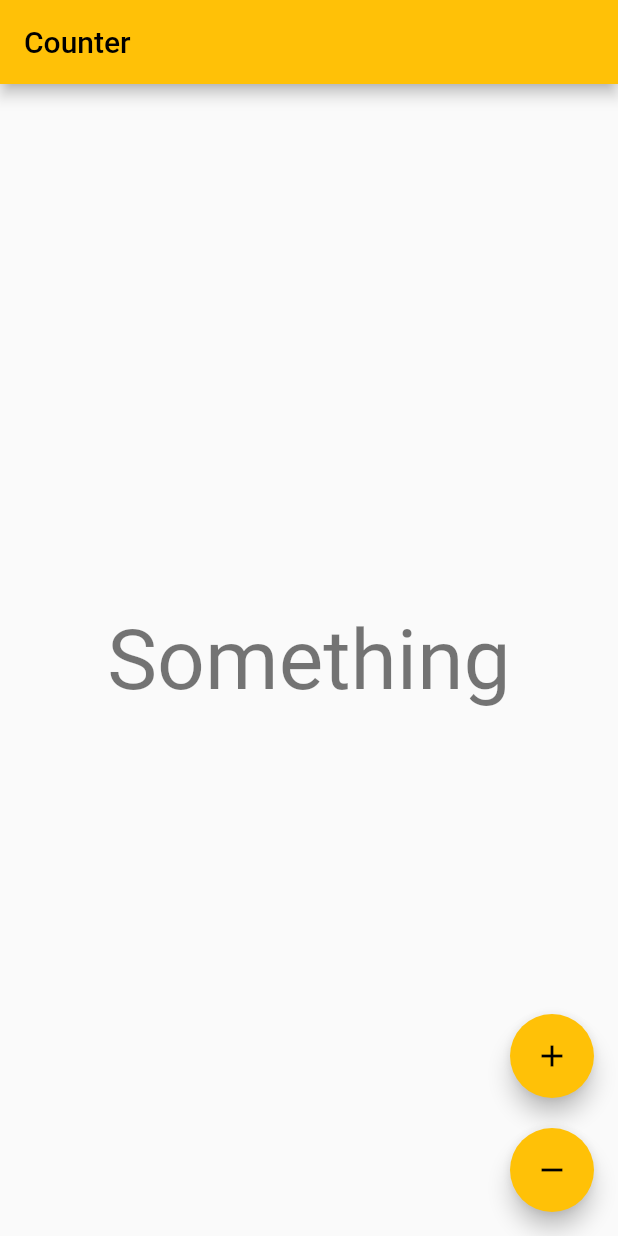
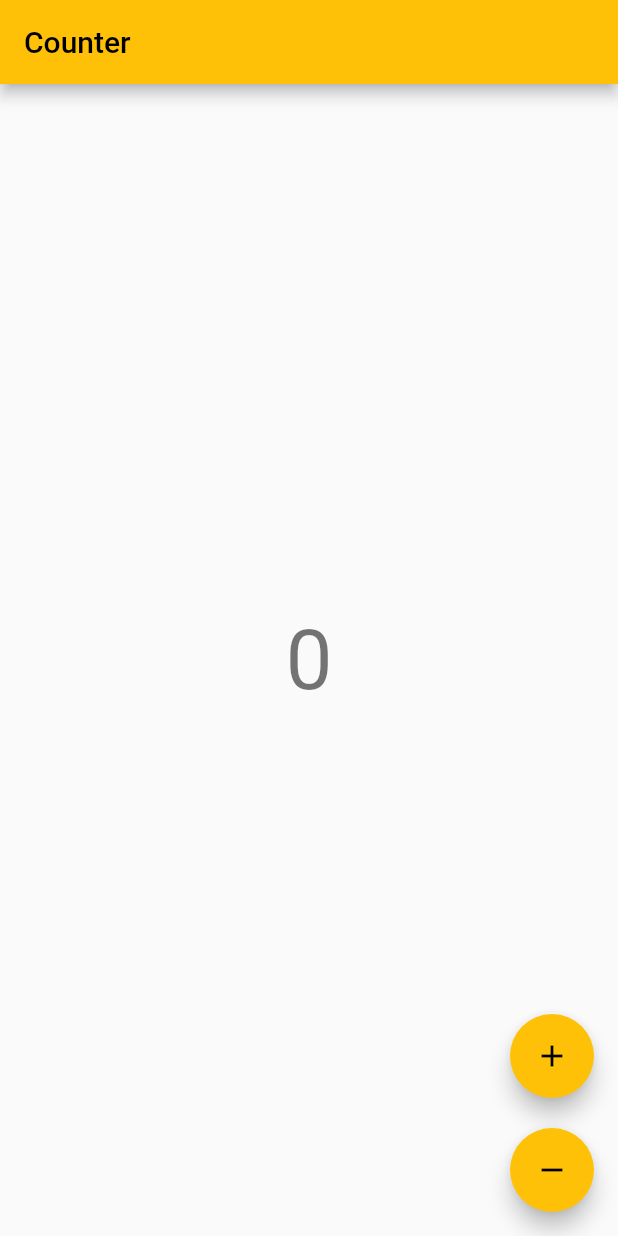
Before and after one commit to nemrosim/flutter_bloc_examples, a Flutter app: the screen it shows after launch, on a phone screen of 412 x 824 dp. Run offline on Flutter 3.47's test engine with Material 2 defaults, Android fonts, the phone set to English and light mode, and no system bars; our stand-ins replace bloc, flutter_bloc.

Commit message:
add counter

```diff
--- /dev/null
+++ b/lib/bloc/counter_cubit.dart
@@ -0,0 +1,8 @@
+import 'package:bloc/bloc.dart';
+
+class CounterCubit extends Cubit<int> {
+  CounterCubit() : super(0);
+
+  void increment() => emit(state + 1);
+  void decrement() => emit(state - 1);
+}
--- a/lib/main.dart
+++ b/lib/main.dart
@@ -1,5 +1,6 @@
 import 'package:flutter/material.dart';
-
+import 'package:flutter_bloc/flutter_bloc.dart';
+import 'bloc/counter_cubit.dart';
 import 'pages/Counter/counter.dart';
 
 void main() {
@@ -16,7 +17,10 @@ class MyApp extends StatelessWidget {
       theme: ThemeData(
         primarySwatch: Colors.amber,
       ),
-      home: const CounterPage(),
+      home: BlocProvider(
+        create: (BuildContext context) => CounterCubit(),
+        child: const CounterPage(),
+      ),
     );
   }
 }
--- a/lib/pages/counter/counter.dart
+++ b/lib/pages/counter/counter.dart
@@ -1,4 +1,7 @@
 import 'package:flutter/material.dart';
+import 'package:flutter_bloc/flutter_bloc.dart';
+
+import '../../bloc/counter_cubit.dart';
 
 class CounterPage extends StatelessWidget {
   const CounterPage({super.key});
@@ -9,7 +12,12 @@ class CounterPage extends StatelessWidget {
     return Scaffold(
       appBar: AppBar(title: const Text('Counter')),
       body: Center(
-        child: Text('Something', style: Theme.of(context).textTheme.displayMedium),
+        child: BlocBuilder<CounterCubit, int>(
+          builder: (context, state) => Text(
+            '$state',
+            style: Theme.of(context).textTheme.displayMedium,
+          ),
+        ),
       ),
       floatingActionButton: Column(
         mainAxisAlignment: MainAxisAlignment.end,
@@ -18,13 +26,13 @@ class CounterPage extends StatelessWidget {
           FloatingActionButton(
             key: const Key('counterView_increment_floatingActionButton'),
             child: const Icon(Icons.add),
-            onPressed: () {},
+            onPressed: () => context.read<CounterCubit>().increment(),
           ),
           const SizedBox(height: 20),
           FloatingActionButton(
             key: const Key('counterView_decrement_floatingActionButton'),
             child: const Icon(Icons.remove),
-            onPressed: () => {},
+            onPressed: () => context.read<CounterCubit>().decrement(),
           ),
         ],
       ),
```
